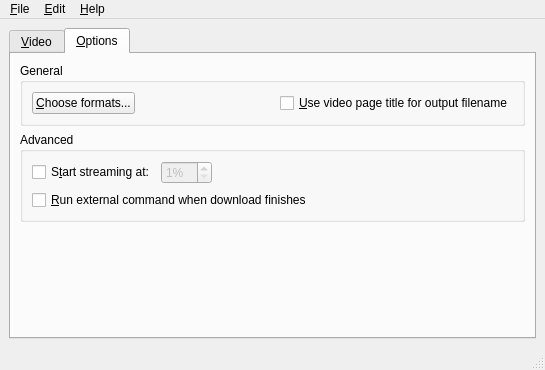
First picture: the form in rc/mainwnd.ui, repository guendto/abby, before the edit.
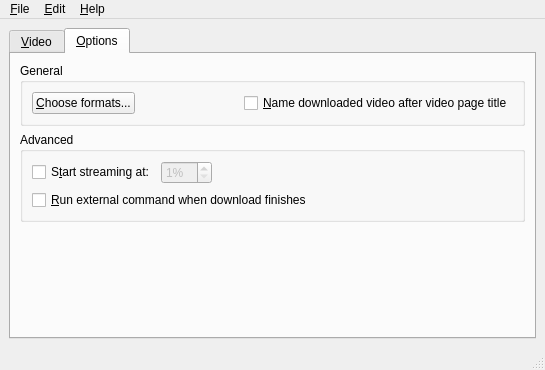
Second picture: the form after the edit. The open tabs and pages were chosen to show the change. Icons and pictures are not drawn.

Commit message: Tweak: labels, variable names, etc.

```diff
--- a/rc/mainwnd.ui
+++ b/rc/mainwnd.ui
@@ -500,7 +500,7 @@
                 <string>Use video page title for naming the downloaded file</string>
                </property>
                <property name="text" >
-                <string>&amp;Use video page title for output filename</string>
+                <string>&amp;Name downloaded video after video page title</string>
                </property>
               </widget>
              </item>
```
Left out of the diff: 47 changed lines with no effect on the pictures. The commit also changes 1 other file.
